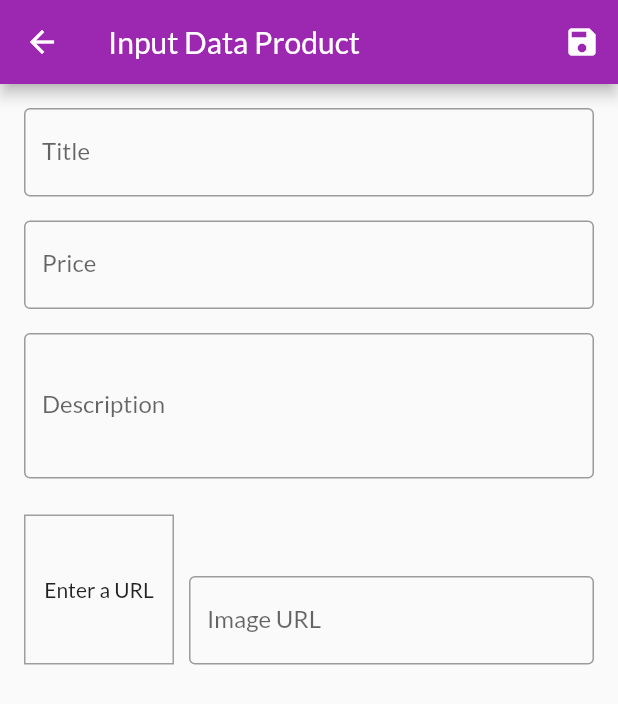
After one commit to jepriana/purishop_app, a Flutter app: the EditProductScreen screen opened by its route, on a phone screen of 412 x 824 dp. The commit adds this screen. Shown: the top 704 px of the screen. Run offline on Flutter 3.47's test engine with Material 2 defaults, Android fonts, the phone set to English and light mode, and no system bars; network calls fail.

Commit message:
Prepare component to manage user product

```diff
--- a/lib/main.dart
+++ b/lib/main.dart
@@ -1,11 +1,13 @@
 import 'package:flutter/material.dart';
 import 'package:provider/provider.dart';
+import './screens/edit_product_screen.dart';
 import './screens/orders_screen.dart';
 import './providers/cart.dart';
 import './providers/orders.dart';
 import './screens/cart_screen.dart';
 import './screens/product_detail_screen.dart';
 import './screens/products_overview_screen.dart';
+import './screens/user_product_screen.dart';
 import './providers/products.dart';
 
 void main() {
@@ -39,6 +41,8 @@ class MyApp extends StatelessWidget {
           ProductDetailScreen.routeName: (ctx) => ProductDetailScreen(),
           CartScreen.routeName: (ctx) => CartScreen(),
           OrdersScreen.routeName: (ctx) => OrdersScreen(),
+          UserProductScreen.routeName: (ctx) => UserProductScreen(),
+          EditProductScreen.routeName: (ctx) => EditProductScreen(),
         },
       ),
     );
--- /dev/null
+++ b/lib/screens/edit_product_screen.dart
@@ -0,0 +1,184 @@
+import 'package:flutter/material.dart';
+import '../providers/product.dart';
+
+class EditProductScreen extends StatefulWidget {
+  static const routeName = '/edit-product';
+  EditProductScreen({Key key}) : super(key: key);
+
+  @override
+  _EditProductScreenState createState() => _EditProductScreenState();
+}
+
+class _EditProductScreenState extends State<EditProductScreen> {
+  //final _priceFocusNode = FocusNode();
+  final _imageUrlCOntroller = TextEditingController();
+  final _imageUrlFocusNode = FocusNode();
+  final _form = GlobalKey<FormState>();
+  var _editedProduct = Product(
+    id: null,
+    title: '',
+    description: '',
+    price: 0,
+    imageUrl: '',
+  );
+
+  @override
+  void initState() {
+    super.initState();
+    _imageUrlFocusNode.addListener(_updateImageUrl);
+  }
+
+  @override
+  void dispose() {
+    _imageUrlFocusNode.removeListener(_updateImageUrl);
+    super.dispose();
+  }
+
+  void _updateImageUrl() {
+    if (!_imageUrlFocusNode.hasFocus) {
+      setState(() {});
+    }
+  }
+
+  void _saveForm() {
+    _form.currentState.save();
+  }
+
+  @override
+  Widget build(BuildContext context) {
+    return Scaffold(
+      appBar: AppBar(
+        title: Text('Input Data Product'),
+        actions: [IconButton(icon: Icon(Icons.save), onPressed: _saveForm)],
+      ),
+      body: Padding(
+        padding: const EdgeInsets.all(16.0),
+        child: Form(
+          key: _form,
+          child: SingleChildScrollView(
+            child: Column(
+              children: [
+                TextFormField(
+                  decoration: InputDecoration(
+                    labelText: 'Title',
+                    border: OutlineInputBorder(),
+                  ),
+                  textInputAction: TextInputAction.next,
+                  onSaved: (value) {
+                    _editedProduct = Product(
+                      id: null,
+                      title: value,
+                      description: _editedProduct.description,
+                      price: _editedProduct.price,
+                      imageUrl: _editedProduct.imageUrl,
+                    );
+                  },
+                  /*
+                  onFieldSubmitted: (_) {
+                    FocusScope.of(context).requestFocus(_priceFocusNode);
+                  },
+                  */
+                ),
+                SizedBox(
+                  height: 16.0,
+                ),
+                TextFormField(
+                  decoration: InputDecoration(
+                    labelText: 'Price',
+                    border: OutlineInputBorder(),
+                  ),
+                  textInputAction: TextInputAction.next,
+                  keyboardType: TextInputType.number,
+                  onSaved: (value) {
+                    _editedProduct = Product(
+                      id: null,
+                      title: _editedProduct.title,
+                      description: _editedProduct.description,
+                      price: double.parse(value),
+                      imageUrl: _editedProduct.imageUrl,
+                    );
+                  },
+                  //focusNode: _priceFocusNode,
+                ),
+                SizedBox(
+                  height: 16.0,
+                ),
+                TextFormField(
+                  decoration: InputDecoration(
+                    labelText: 'Description',
+                    border: OutlineInputBorder(),
+                  ),
+                  maxLines: 3,
+                  keyboardType: TextInputType.multiline,
+                  onSaved: (value) {
+                    _editedProduct = Product(
+                      id: null,
+                      title: _editedProduct.title,
+                      description: value,
+                      price: _editedProduct.price,
+                      imageUrl: _editedProduct.imageUrl,
+                    );
+                  },
+                ),
+                SizedBox(
+                  height: 16.0,
+                ),
+                Row(
+                  crossAxisAlignment: CrossAxisAlignment.end,
+                  children: [
+                    Container(
+                      width: 100,
+                      height: 100,
+                      margin: EdgeInsets.only(
+                        top: 8,
+                        right: 10,
+                      ),
+                      decoration: BoxDecoration(
+                        border: Border.all(
+                          width: 1,
+                          color: Colors.grey,
+                        ),
+                      ),
+                      child: _imageUrlCOntroller.text.isEmpty
+                          ? Center(child: Text('Enter a URL'))
+                          : FittedBox(
+                              child: Image.network(
+                                _imageUrlCOntroller.text,
+                                fit: BoxFit.cover,
+                              ),
+                            ),
+                    ),
+                    Expanded(
+                      child: TextFormField(
+                        decoration: InputDecoration(
+                          labelText: 'Image URL',
+                          border: OutlineInputBorder(),
+                        ),
+                        textInputAction: TextInputAction.done,
+                        keyboardType: TextInputType.url,
+                        controller: _imageUrlCOntroller,
+                        focusNode: _imageUrlFocusNode,
+                        onFieldSubmitted: (_) {
+                          _saveForm();
+                        },
+                        onSaved: (value) {
+                          _editedProduct = Product(
+                            id: null,
+                            title: _editedProduct.title,
+                            description: _editedProduct.description,
+                            price: _editedProduct.price,
+                            imageUrl: value,
+                          );
+                        },
+                      ),
+                    ),
+                  ],
+                ),
+              ],
+            ),
+          ),
+        ),
+      ),
+    );
+  }
+}
```
Also changed, not shown: lib/screens/user_product_screen.dart (added, +46 -0 lines), lib/widgets/app_drawer.dart (+10 -0 lines), lib/widgets/user_product_item.dart (added, +33 -0 lines).
